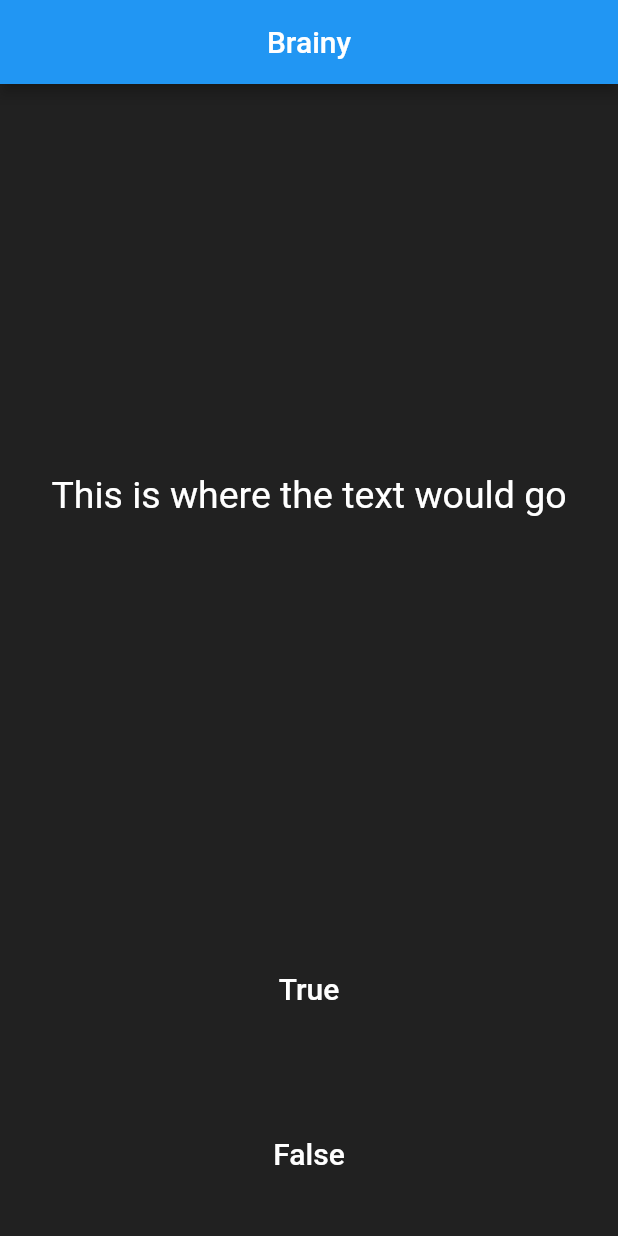
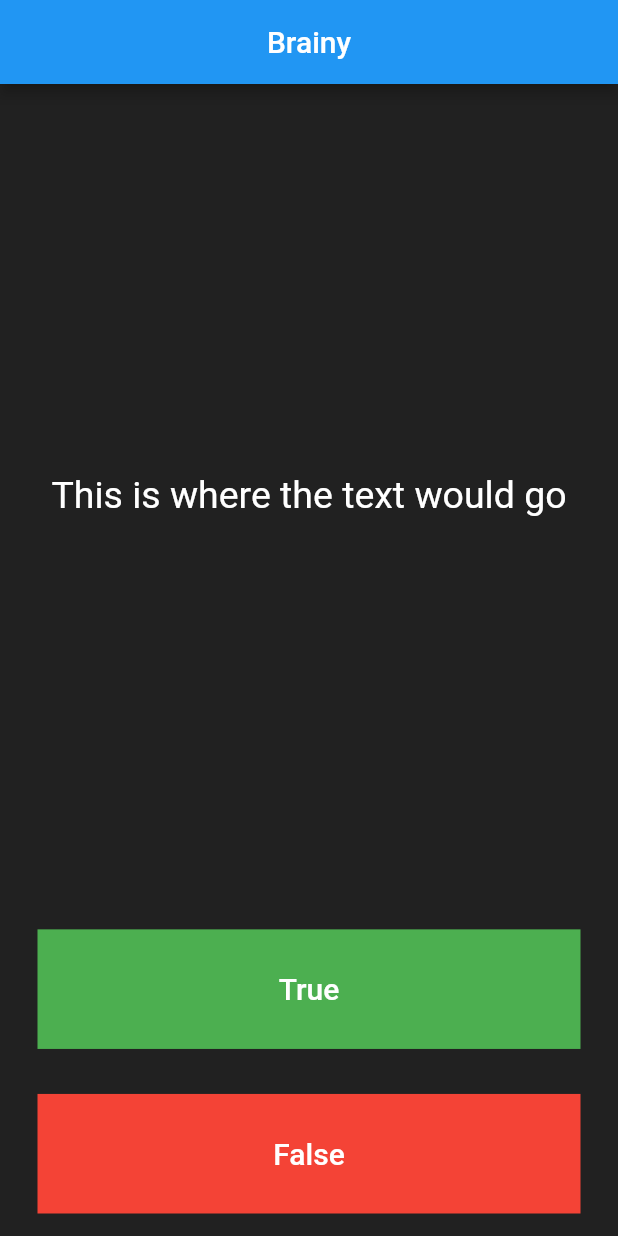
Before and after one commit to RedeemerNtumy/Quiz-app, a Flutter app: the screen it shows after launch, on a phone screen of 412 x 824 dp. Run offline on Flutter 3.47's test engine with Material 2 defaults, Android fonts, the phone set to English and light mode, and no system bars.

Commit message:
Finally got the buttons to work

```diff
--- a/lib/main.dart
+++ b/lib/main.dart
@@ -57,6 +57,8 @@ class _QuizMainState extends State<QuizMain> {
         Expanded(
           child: Padding(
             padding: EdgeInsets.all(15),
+            child: Container(
+              color: Colors.green,
               child: TextButton(
                 style: ButtonStyle(),
                 onPressed: () {},
@@ -67,9 +69,12 @@ class _QuizMainState extends State<QuizMain> {
               ),
             ),
           ),
+        ),
         Expanded(
           child: Padding(
             padding: EdgeInsets.all(15),
+            child: Container(
+              color: Colors.red,
               child: TextButton(
                 onPressed: () {},
                 child: Text(
@@ -78,7 +83,11 @@ class _QuizMainState extends State<QuizMain> {
                 ),
               ),
             ),
-        )
+          ),
+        ),
+        Row(children: [
+
+        ],)
       ],
     );
   }
```
Lines whose indentation alone changed are shown as unchanged.
